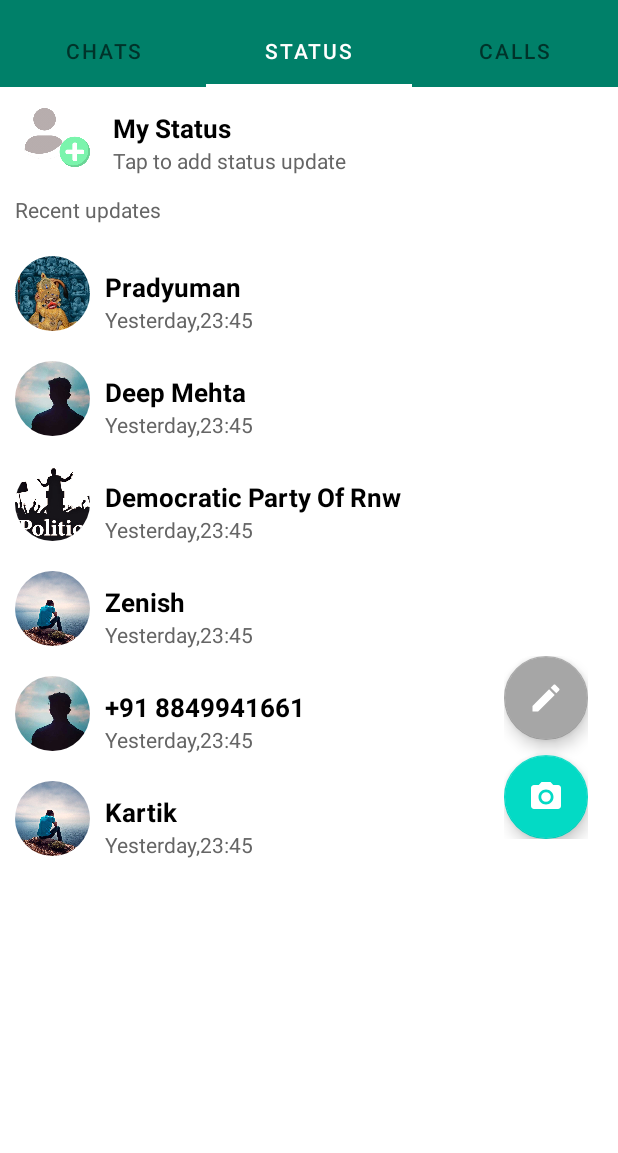
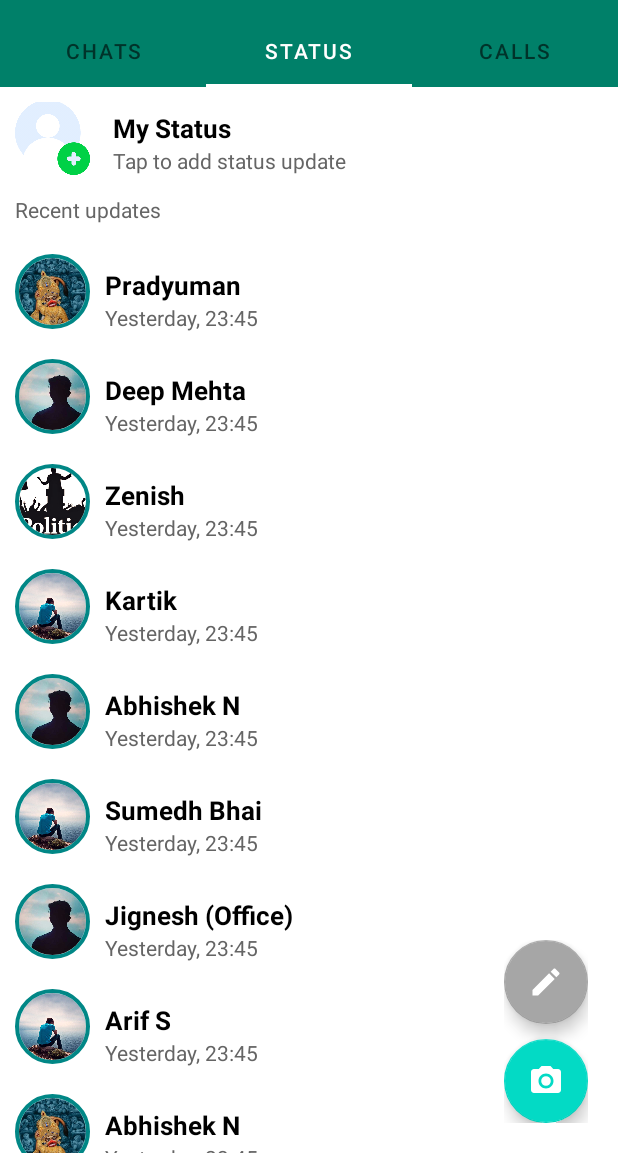
Before and after one commit to Durgesh005/Whatsapp_Clone, an Android app: the screen it shows after launch (MainActivity), tab 2 chosen, on a phone screen of 412 x 824 dp, the part 83-1236 px from its top. Run offline under Robolectric (Android 15) with nearby library versions, the phone set to English and light mode, and no system bars; our stand-ins replace CircleImageView.

Commit message:
24-05-2022

```diff
--- a/app/src/main/java/com/example/whatsapp_clone/Fragment/Status_Fragment.kt
+++ b/app/src/main/java/com/example/whatsapp_clone/Fragment/Status_Fragment.kt
@@ -17,10 +17,13 @@ class Status_Fragment : Fragment() {
     var data = arrayOf(
         "Pradyuman",
         "Deep Mehta",
-        "Democratic Party Of Rnw",
         "Zenish",
-        "+91 8849941661",
         "Kartik",
+        "Abhishek N",
+        "Sumedh Bhai",
+        "Jignesh (Office)",
+        "Arif S",
+        "Abhishek N"
 
     )
     var photo = arrayOf(
@@ -30,6 +33,10 @@ class Status_Fragment : Fragment() {
         R.drawable.photo4,
         R.drawable.photo2,
         R.drawable.photo4,
+        R.drawable.photo2,
+        R.drawable.photo4,
+        R.drawable.photo1
+
 
     )
 
--- a/app/src/main/res/layout/fragment_status_.xml
+++ b/app/src/main/res/layout/fragment_status_.xml
@@ -6,6 +6,11 @@
     android:layout_height="match_parent"
     android:orientation="vertical"
     tools:context=".Fragment.Status_Fragment">
+
+    <FrameLayout
+        android:layout_width="match_parent"
+        android:layout_height="wrap_content">
+
 
         <LinearLayout
             android:layout_width="match_parent"
@@ -25,7 +30,7 @@
                     android:layout_marginLeft="10dp"
                     android:layout_marginRight="5dp"
                     android:layout_marginBottom="2dp"
-                android:src="@drawable/add" />
+                    android:src="@drawable/adduser" />
 
 
                 <LinearLayout
@@ -67,15 +72,12 @@
 
         </LinearLayout>
 
-    <FrameLayout
-        android:layout_width="match_parent"
-        android:layout_height="wrap_content">
-
 
         <androidx.recyclerview.widget.RecyclerView
             android:id="@+id/status_view"
             android:layout_width="match_parent"
-            android:layout_height="match_parent" />
+            android:layout_height="match_parent"
+            android:layout_marginTop="100dp" />
 
         <LinearLayout
             android:layout_width="wrap_content"
@@ -88,7 +90,7 @@
                 android:id="@+id/fab1"
                 android:layout_width="wrap_content"
                 android:layout_height="wrap_content"
-                android:elevation="0dp"
+                android:layout_gravity="end|bottom"
                 android:src="@drawable/ic_baseline_edit_24"
                 app:backgroundTint="#A6A6A6"
                 app:layout_constraintBottom_toBottomOf="parent"
@@ -99,8 +101,8 @@
                 android:id="@+id/fab2"
                 android:layout_width="wrap_content"
                 android:layout_height="wrap_content"
+                android:layout_gravity="end|bottom"
                 android:layout_marginTop="10dp"
-                android:elevation="0dp"
                 android:src="@drawable/ic_baseline_photo_camera_24"
                 app:layout_constraintBottom_toBottomOf="parent"
                 app:layout_constraintEnd_toEndOf="parent"
--- a/app/src/main/res/layout/item_3.xml
+++ b/app/src/main/res/layout/item_3.xml
@@ -1,7 +1,8 @@
 <?xml version="1.0" encoding="utf-8"?>
 <LinearLayout xmlns:android="http://schemas.android.com/apk/res/android"
     android:layout_width="match_parent"
-    android:layout_height="wrap_content">
+    android:layout_height="wrap_content"
+    xmlns:app="http://schemas.android.com/apk/res-auto">
 
     <LinearLayout
         android:layout_width="match_parent"
@@ -17,6 +18,8 @@
                 android:id="@+id/profile_img_btn"
                 android:layout_width="50dp"
                 android:layout_height="50dp"
+                app:civ_border_color="@color/teal_700"
+                app:civ_border_width="2.5dp"
                 android:layout_gravity="center"
                 android:layout_marginLeft="10dp"
                 android:src="@drawable/man" />
@@ -44,7 +47,7 @@
                     android:layout_width="wrap_content"
                     android:layout_height="wrap_content"
                     android:layout_marginLeft="10dp"
-                    android:text="Yesterday,23:45"
+                    android:text="Yesterday, 23:45"
                     android:textColor="#656565"
                     android:textSize="14dp" />
 
```
Also changed, not shown: app/src/main/res/drawable/adduser.png (added). Lines whose indentation alone changed are shown as unchanged.
